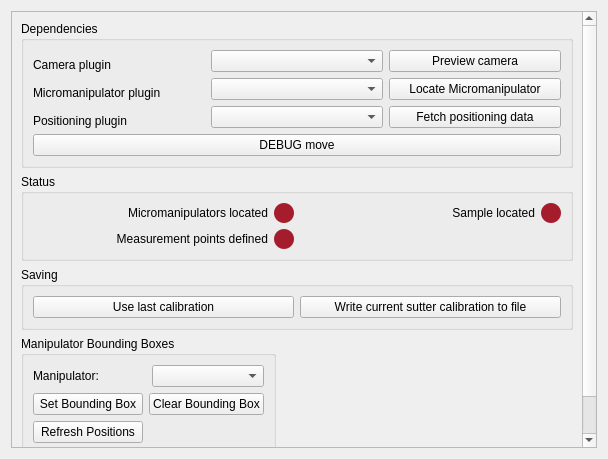
This is plugins/affineMove/affinemove_Settings.ui in pyIVLS/pyIVLS as Qt 5 draws it before an edit. The edited form follows.
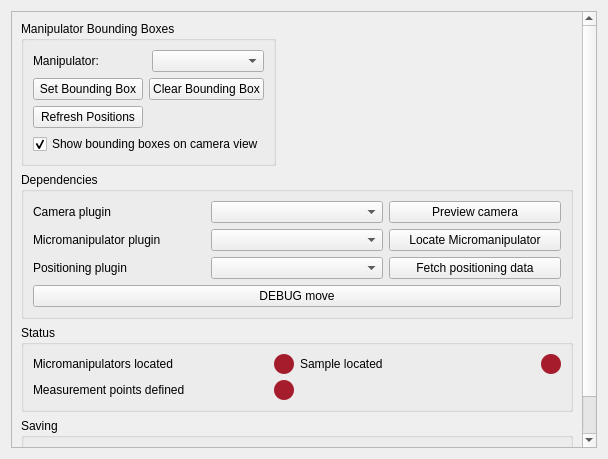
This is the edited form.

What changed in the file:
```diff
--- a/plugins/affineMove/affinemove_Settings.ui
+++ b/plugins/affineMove/affinemove_Settings.ui
@@ -29,17 +29,14 @@
       <property name="geometry">
        <rect>
         <x>0</x>
-        <y>0</y>
-        <width>588</width>
-        <height>439</height>
+        <y>-2</y>
+        <width>574</width>
+        <height>804</height>
        </rect>
       </property>
       <layout class="QGridLayout" name="gridLayout_3">
        <item row="8" column="0">
         <spacer name="verticalSpacer">
-         <property name="orientation">
-          <enum>Qt::Orientation::Vertical</enum>
-         </property>
          <property name="sizeHint" stdset="0">
           <size>
            <width>20</width>
@@ -78,9 +75,6 @@
             <property name="text">
              <string>Micromanipulators located</string>
             </property>
-            <property name="alignment">
-             <set>Qt::AlignmentFlag::AlignRight|Qt::AlignmentFlag::AlignTrailing|Qt::AlignmentFlag::AlignVCenter</set>
-            </property>
            </widget>
           </item>
           <item row="2" column="1">
@@ -107,9 +101,6 @@
             <property name="text">
              <string>Sample located</string>
             </property>
-            <property name="alignment">
-             <set>Qt::AlignmentFlag::AlignRight|Qt::AlignmentFlag::AlignTrailing|Qt::AlignmentFlag::AlignVCenter</set>
-            </property>
            </widget>
           </item>
           <item row="2" column="0">
@@ -117,9 +108,6 @@
             <property name="text">
              <string>Measurement points defined</string>
             </property>
-            <property name="alignment">
-             <set>Qt::AlignmentFlag::AlignRight|Qt::AlignmentFlag::AlignTrailing|Qt::AlignmentFlag::AlignVCenter</set>
-            </property>
            </widget>
           </item>
           <item row="0" column="3">
@@ -169,9 +157,6 @@
             <property name="text">
              <string>Camera plugin</string>
             </property>
-            <property name="alignment">
-             <set>Qt::AlignmentFlag::AlignBottom|Qt::AlignmentFlag::AlignLeading|Qt::AlignmentFlag::AlignLeft</set>
-            </property>
            </widget>
           </item>
           <item row="1" column="1">
@@ -207,9 +192,6 @@
             <property name="text">
              <string>Positioning plugin</string>
             </property>
-            <property name="alignment">
-             <set>Qt::AlignmentFlag::AlignBottom|Qt::AlignmentFlag::AlignLeading|Qt::AlignmentFlag::AlignLeft</set>
-            </property>
            </widget>
           </item>
           <item row="1" column="0">
@@ -217,9 +199,6 @@
             <property name="text">
              <string>Micromanipulator plugin</string>
             </property>
-            <property name="alignment">
-             <set>Qt::AlignmentFlag::AlignBottom|Qt::AlignmentFlag::AlignLeading|Qt::AlignmentFlag::AlignLeft</set>
-            </property>
            </widget>
           </item>
           <item row="3" column="0" colspan="3">
@@ -255,7 +234,7 @@
          </layout>
         </widget>
        </item>
-       <item>
+       <item row="0" column="0">
         <widget class="QGroupBox" name="boundingBoxGroupBox">
          <property name="title">
           <string>Manipulator Bounding Boxes</string>
```
Left out of the diff: 18 changed lines with no effect on the pictures.
